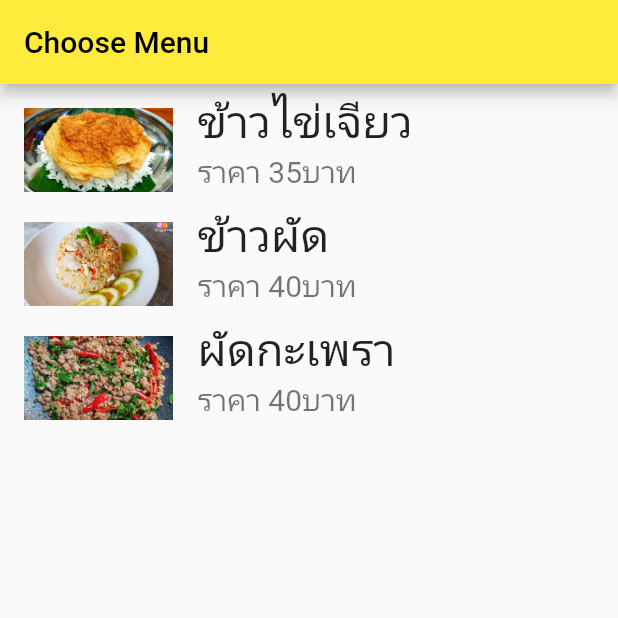
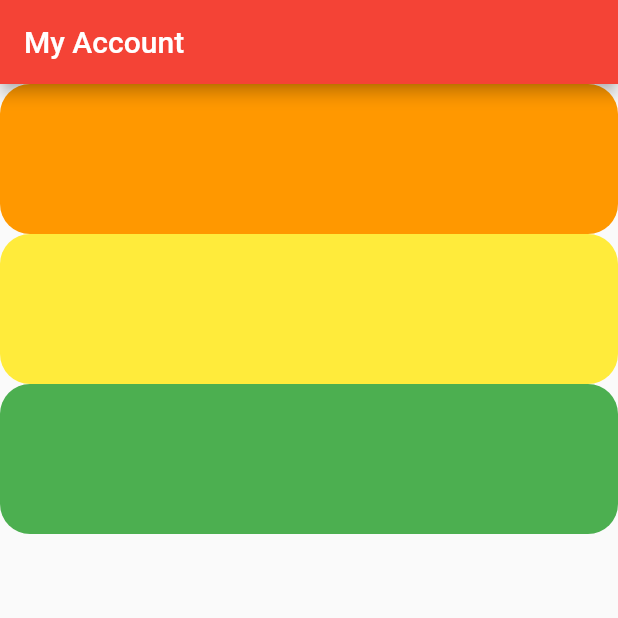
Before and after one commit to sarawut-bank/Appsara, a Flutter app: the screen it shows after launch, on a phone screen of 412 x 824 dp, the top half of it. Run offline on Flutter 3.47's test engine with Material 2 defaults, Android fonts, the phone set to English and light mode, and no system bars.

Commit message:
container widget

```diff
--- a/lib/main.dart
+++ b/lib/main.dart
@@ -12,7 +12,7 @@ class MyApp extends StatelessWidget {
     return MaterialApp(
       title: "My App",
       home: MyHomepage(),
-      theme: ThemeData(primarySwatch: Colors.yellow),
+      theme: ThemeData(primarySwatch: Colors.red),
     );
   }
 }
@@ -23,36 +23,33 @@ class MyHomepage extends StatefulWidget {
 }
 
 class _MyHomepageState extends State<MyHomepage> {
-  //กลุ่มข้อมูล
-  List<FoodMenu> menu = [
-    FoodMenu("ข้าวไข่เจียว", "35", "assets/images/1.jpg"),
-    FoodMenu("ข้าวผัด", "40", "assets/images/2.jpg"),
-    FoodMenu("ผัดกะเพรา", "40", "assets/images/3.jpg")
-  ];
-
   //แสดงผลข้อมูล
   @override
   Widget build(BuildContext context) {
     return Scaffold(
         appBar: AppBar(
-          title: Text("Choose Menu"),
+          title: Text("My Account"),
         ),
-        body: ListView.builder(
-            itemCount: menu.length,
-            itemBuilder: (BuildContext context, int index) {
-              FoodMenu food = menu[index];
-              return ListTile(
-                leading: Image.asset(food.img),
-                title: Text(
-                  food.name,
-                  style: TextStyle(fontSize: 30),
-                ),
-                subtitle: Text("ราคา " + food.price + "บาท",
-                    style: TextStyle(fontSize: 20)),
-                onTap: () {
-                  print("Choose Name Menu:" + food.name);
-                },
-              );
-            }));
+        body: Column(
+          children: [
+            Container(
+              decoration: BoxDecoration(
+                  color: Colors.orange,
+                  borderRadius: BorderRadius.circular(20)),
+              height: 100,
+            ),
+            Container(
+              decoration: BoxDecoration(
+                  color: Colors.yellow,
+                  borderRadius: BorderRadius.circular(20)),
+              height: 100,
+            ),
+            Container(
+              decoration: BoxDecoration(
+                  color: Colors.green, borderRadius: BorderRadius.circular(20)),
+              height: 100,
+            )
+          ],
+        ));
   }
 }
```
